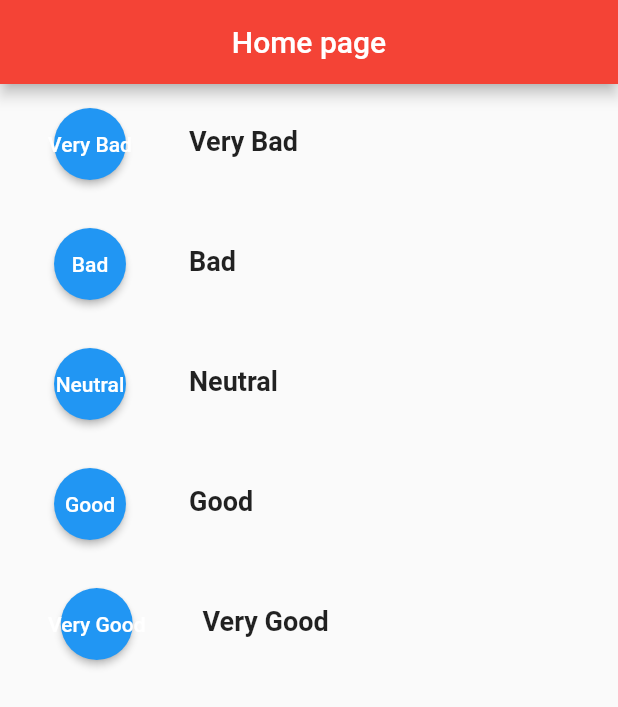
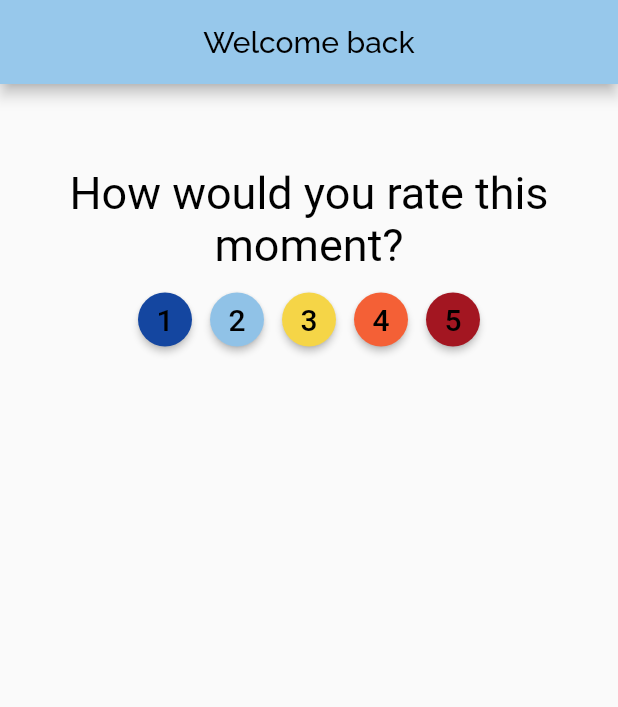
Before and after one commit to timstuf/MoodJournal, a Flutter app: the screen it shows after launch, on a phone screen of 412 x 824 dp. Shown: the top 707 px of the screen. Run offline on Flutter 3.47's test engine with Material 2 defaults, Android fonts, the phone set to English and light mode, and no system bars; our stand-ins replace google_fonts.

Commit message:
add text and different colors, buttons in one line

```diff
--- a/lib/mocks/mood_mock.dart
+++ b/lib/mocks/mood_mock.dart
@@ -1,36 +1,37 @@
-import 'package:mood_journal/models/mood.dart';
+import 'package:flutter/material.dart';
+import 'package:mood_journal/models/mood_number.dart';
 
 class MoodMock {
   MoodMock._();
 
-  static const Mood defaultMoood = Mood(
+  static const Mood defaultMood = Mood(
     name: "Unknown",
-    imageAssetPath: "",
+    color: Color(0xFF1446A0),
   );
 
   static const List<Mood> moods = [
     Mood(
-      name: "Very Bad",
-      imageAssetPath:"",
+      name: "1",
+      color:Color(0xFF1446A0),
     ),
     Mood(
-      name: "Bad",
-      imageAssetPath: "",
+      name: "2",
+      color: Color(0xFF90C2E7),
 
     ),
     Mood(
-      name: "Neutral",
-      imageAssetPath: "",
+      name: "3",
+      color: Color(0xFFF5D547),
 
     ),
     Mood(
-      name: "Good",
-      imageAssetPath: "",
+      name: "4",
+      color: Color(0xFFF46036),
 
     ),
     Mood(
-      name: "Very Good",
-      imageAssetPath: "",
+      name: "5",
+      color: Color(0xFFA31621),
 
     ),
   ];
--- a/lib/models/mood.dart
+++ b/lib/models/mood_number.dart
@@ -2,11 +2,11 @@ import 'package:flutter/material.dart';
 
 class Mood {
   final String name;
-  final String imageAssetPath;
+  final Color color;
 
   const Mood({
     @required this.name,
-    @required this.imageAssetPath,
+    @required this.color,
   });
 
   String get uniqueTag => "$name$hashCode";
--- a/lib/resources/strings.dart
+++ b/lib/resources/strings.dart
@@ -4,5 +4,5 @@ class Strings {
   static const appName = "Mood journal";
   static const okButtonText = "OK";
   static const todayMoodPageTitle = "Mood today";
-  static const homePageTitle = "Home page";
+  static const homePageTitle = "Welcome back";
 }
--- a/lib/ui/pages/home_page.dart
+++ b/lib/ui/pages/home_page.dart
@@ -2,9 +2,9 @@ import 'package:flutter/material.dart';
 import 'package:mood_journal/mocks/mood_mock.dart';
 import 'package:mood_journal/resources/strings.dart';
 import 'package:mood_journal/ui/views/mood_number.dart';
+import 'package:google_fonts/google_fonts.dart';
 
 class HomePage extends StatefulWidget {
-
   @override
   _HomePageState createState() => _HomePageState();
 }
@@ -14,17 +14,39 @@ class _HomePageState extends State<HomePage> {
   Widget build(BuildContext context) {
     return Scaffold(
       appBar: AppBar(
-        title: Text(Strings.homePageTitle),
+        title: Text(
+          Strings.homePageTitle,
+          style: GoogleFonts.raleway(color: Colors.black),
+        ),
+        backgroundColor: Color(0xFF97C8EB),
         centerTitle: true,
       ),
-      body: SingleChildScrollView(
-        child: Column(
-          mainAxisAlignment: MainAxisAlignment.spaceBetween,
-            children: MoodMock.moods
-            .map((mood) => MoodTile(mood: mood))
-        .toList(),
+      body: Center(
+          child: Column(children: <Widget>[
+            Center(
+          child: Padding(
+            padding: EdgeInsets.only(top: 55),
+            child: Text(
+              "How would you rate this moment?",
+              textAlign: TextAlign.center,
+              style: new TextStyle(
+                fontSize: 30.0,
+                color: Colors.black,
+              ),
+            ),
+          ),
         ),
-      ),
+        Align(
+          alignment: Alignment.topCenter,
+          child: new ButtonBar(
+            mainAxisSize: MainAxisSize.min,
+
+            // this will take space as minimum as posible(to center)
+            children:
+                MoodMock.moods.map((mood) => MoodTile(mood: mood)).toList(),
+          ),
+        )
+      ])),
     );
   }
 }
--- a/lib/ui/pages/today_mood_page.dart
+++ b/lib/ui/pages/today_mood_page.dart
@@ -1,5 +1,5 @@
 import 'package:flutter/material.dart';
-import 'package:mood_journal/models/mood.dart';
+import 'package:mood_journal/models/mood_number.dart';
 import 'package:mood_journal/resources/strings.dart';
 import 'package:mood_journal/ui/views/mood_picture.dart';
 class TodayMoodPage extends StatelessWidget {
--- a/lib/ui/views/mood_number.dart
+++ b/lib/ui/views/mood_number.dart
@@ -1,7 +1,7 @@
 import 'package:flutter/cupertino.dart';
 import 'package:flutter/material.dart';
 import 'package:mood_journal/mocks/mood_mock.dart';
-import 'package:mood_journal/models/mood.dart';
+import 'package:mood_journal/models/mood_number.dart';
 import 'package:mood_journal/ui/pages/today_mood_page.dart';
 
 class MoodTile extends StatelessWidget {
@@ -10,55 +10,26 @@ class MoodTile extends StatelessWidget {
   const MoodTile({
     Key key,
     @required Mood mood,
-  })  : _mood = mood == null ? MoodMock.defaultMoood : mood,
+  })  : _mood = mood == null ? MoodMock.defaultMood : mood,
         super(key: key);
 
   @override
   Widget build(BuildContext context) {
-    return InkWell(
-      highlightColor: Theme.of(context).primaryColorLight,
-      splashColor: Theme.of(context).primaryColor,
-      onTap: () {
-        Navigator.of(context).push(
-          CupertinoPageRoute(builder: (_) => TodayMoodPage(mood: _mood)),
-        );
-      },
-      child: Padding(
-        padding: EdgeInsets.all(16.0),
-        child: Row(
-          children: [
-            MaterialButton(
-              onPressed: () {},
-              color: Colors.blue,
-              textColor: Colors.white,
-              child:
-              Text(_mood.name),
-              padding: EdgeInsets.all(16),
-              shape: CircleBorder(),
-            ),
-            SizedBox(width: 22.0),
-            Expanded(
-              child: _buildContactShortInfo(),
-            ),
-          ],
+    return SizedBox(
+        width: 40,
+        child: MaterialButton(
+      onPressed: () {},
+      color: _mood.color,
+      child: Text(
+        _mood.name,
+        style: new TextStyle(
+          fontSize: 20.0,
+          color:Colors.black,
         ),
       ),
-    );
-  }
-
-  Widget _buildContactShortInfo() {
-    return Column(
-      crossAxisAlignment: CrossAxisAlignment.start,
-      children: [
-        Text(
-          _mood.name,
-          style: TextStyle(
-            fontSize: 18.0,
-            fontWeight: FontWeight.bold,
-          ),
-        ),
-        SizedBox(height: 4.0),
-      ],
+      padding: EdgeInsets.all(5),
+      shape: CircleBorder(),
+    ),
     );
   }
 }
--- a/pubspec.yaml
+++ b/pubspec.yaml
@@ -23,6 +23,7 @@ environment:
 dependencies:
   flutter:
     sdk: flutter
+  google_fonts:
 
 
   # The following adds the Cupertino Icons font to your application.
```
Also changed, not shown: pubspec.lock.
